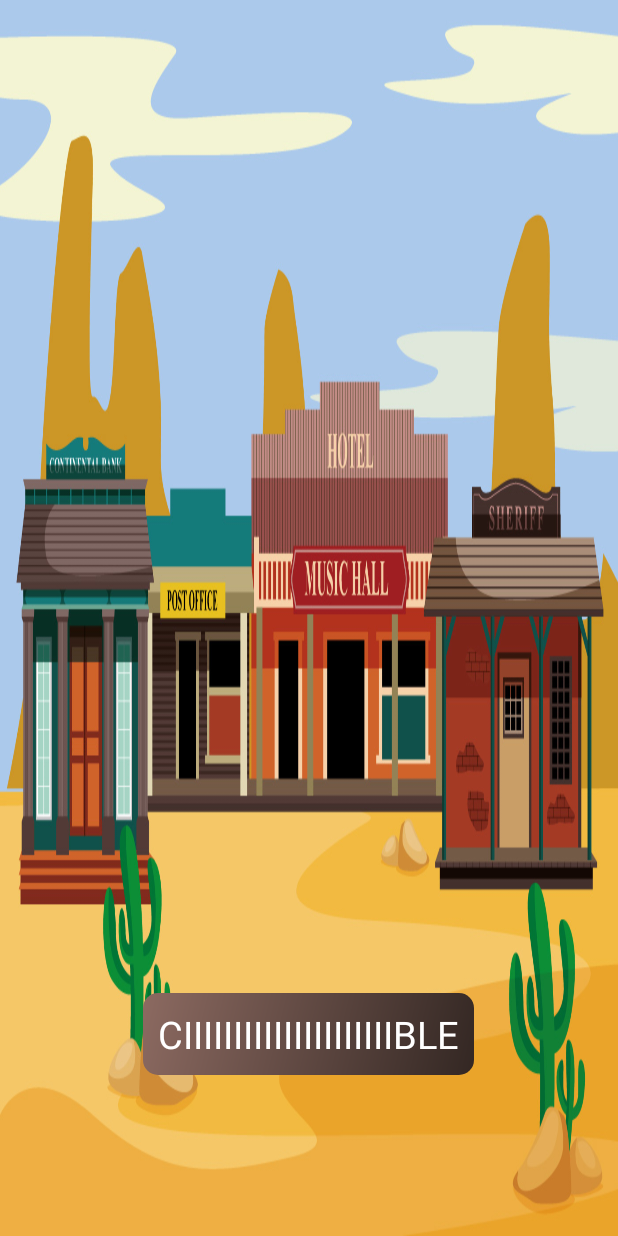
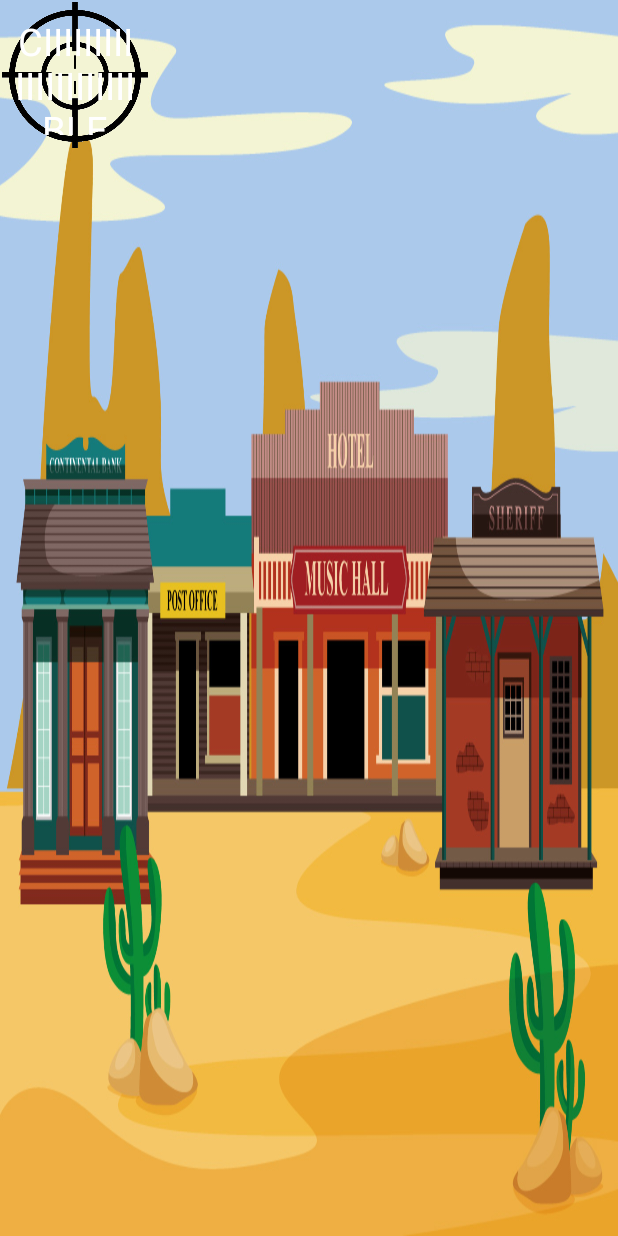
Before and after one commit to NitriKx/M2DL-FHCI-Challenge, an Android app: the layout content_game_cible.xml on its own in the app's theme, with its tools: preview values and no code run, on a phone screen of 412 x 824 dp. Run offline under Robolectric (Android 15) with nearby library versions, the phone set to English and light mode, and no system bars.

Commit message:
cible mouvante

```diff
--- a/app/src/main/res/layout/content_game_cible.xml
+++ b/app/src/main/res/layout/content_game_cible.xml
@@ -4,13 +4,11 @@
     android:layout_height="match_parent">
 
     <Button
-        android:layout_width="wrap_content"
-        android:layout_height="wrap_content"
+        android:layout_width="100dp"
+        android:layout_height="100dp"
         android:text="CIIIIIIIIIIIIIIIIIIIIIBLE"
-        android:id="@+id/button2"
-        android:layout_marginBottom="107dp"
-        android:layout_alignParentBottom="true"
-        android:layout_centerHorizontal="true"
-        android:onClick="onClickCible"/>
+        android:id="@+id/cible"
+        android:onClick="onClickCible"
+        android:background="@drawable/cible" />
 
 </RelativeLayout>
```
Also changed, not shown: app/build.gradle (+4 -4 lines), app/src/main/java/com/lifo/cowboy/GameActivity.java (+40 -0 lines), app/src/main/java/com/lifo/cowboy/util/RandomInt.java (added, +16 -0 lines), app/src/main/res/drawable/cible.png (added), 1 other file.
